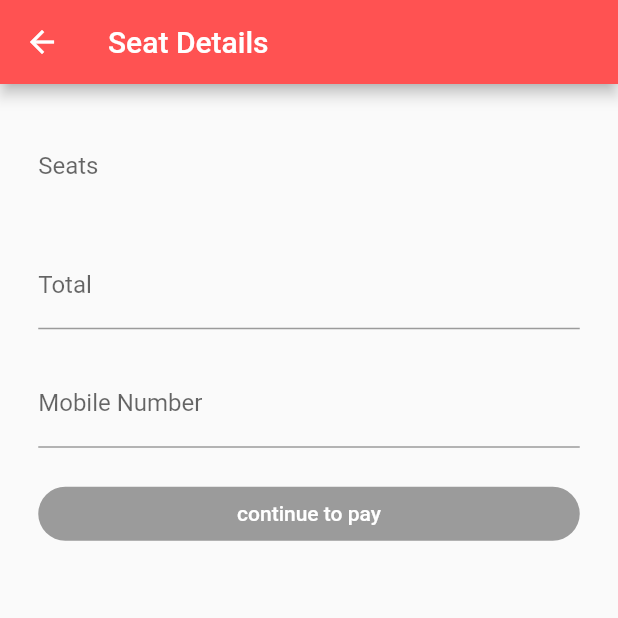
After one commit to NipuniKodithuwakku/online-seat-booking-app, a Flutter app: the SeatDetails screen opened directly, on a phone screen of 412 x 824 dp, the top half of it. The commit adds this screen. Run offline on Flutter 3.47's test engine with Material 2 defaults, Android fonts, the phone set to English and light mode, and no system bars.

Commit message:
add seatDetails and requestWithdraw page

```diff
--- /dev/null
+++ b/lib/ui/seatDetails.dart
@@ -0,0 +1,75 @@
+import 'package:flutter/material.dart';
+
+class SeatDetails extends StatefulWidget {
+  createState() {
+    return SeatDetailsState();
+  }
+}
+
+class SeatDetailsState extends State<SeatDetails> {
+  Widget build(context) {
+    return Scaffold(
+      appBar: AppBar(
+        title: Text(
+          'Seat Details',
+          style: TextStyle(
+            color: Colors.white,
+          ),
+        ),
+        backgroundColor: Colors.redAccent,
+      ),
+      body: Container(
+        margin: EdgeInsets.all(25.5),
+        child: ListView(
+          children: <Widget>[
+            TextField(
+              decoration: InputDecoration(
+                  border: InputBorder.none,
+                  labelText: "Seats",
+                  hintText: 'Please select your seats'),
+            ),
+            Padding(
+              padding: EdgeInsets.all(10.0),
+            ),
+            TextField(
+              decoration: InputDecoration(
+                labelText: 'Total',
+                hintText: 'Total will be calculated in LKR',
+              ),
+            ),
+            Padding(
+              padding: EdgeInsets.all(10.0),
+            ),
+            TextField(
+              decoration: InputDecoration(
+                labelText: 'Mobile Number',
+                hintText: 'Enter Your Mobile Number',
+              ),
+            ),
+            Padding(
+              padding: EdgeInsets.all(10.0),
+            ),
+            RaisedButton(
+              onPressed: null,
+              shape: RoundedRectangleBorder(
+                borderRadius: BorderRadius.only(
+                  topRight: Radius.circular(25.0),
+                  topLeft: Radius.circular(25.0),
+                  bottomLeft: Radius.circular(25.0),
+                  bottomRight: Radius.circular(25.0),
+                ),
+              ),
+              child: Text(
+                'continue to pay',
+                style: TextStyle(
+                  color: Colors.white,
+                ),
+              ),
+              color: Colors.green,
+            ),
+          ],
+        ),
+      ),
+    );
+  }
+}
```
Also changed, not shown: lib/ui/findBuses.dart (+49 -0 lines), lib/ui/launchingPage.dart (+14 -7 lines), lib/ui/requestWithdraw.dart (added, +66 -0 lines).
